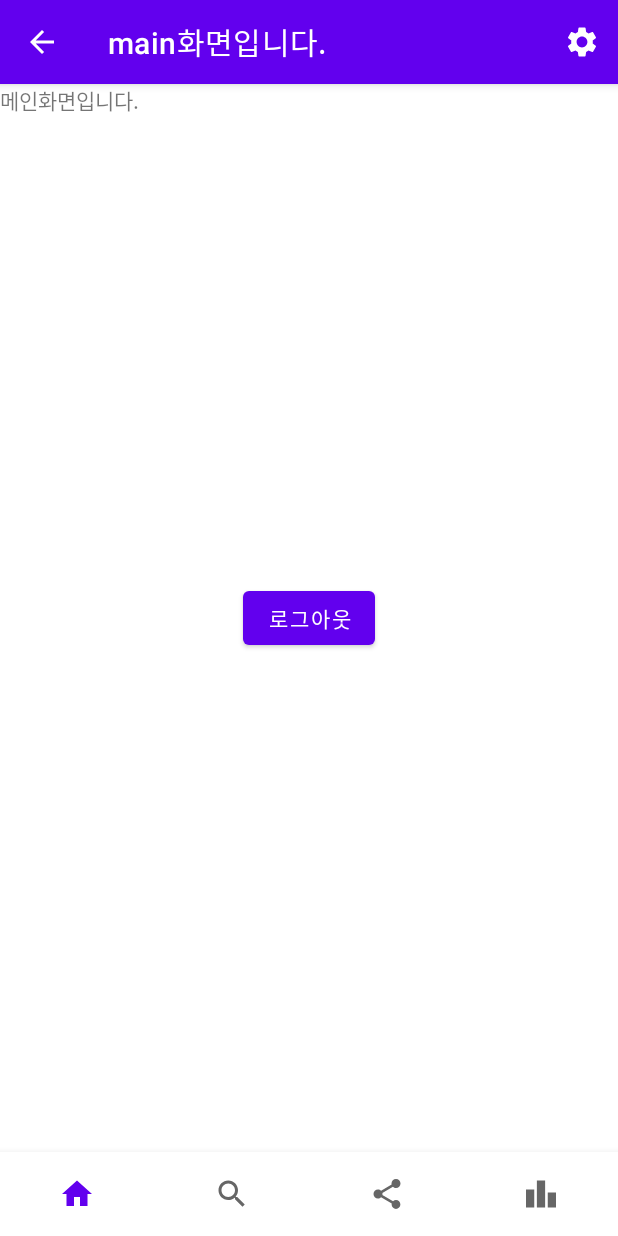
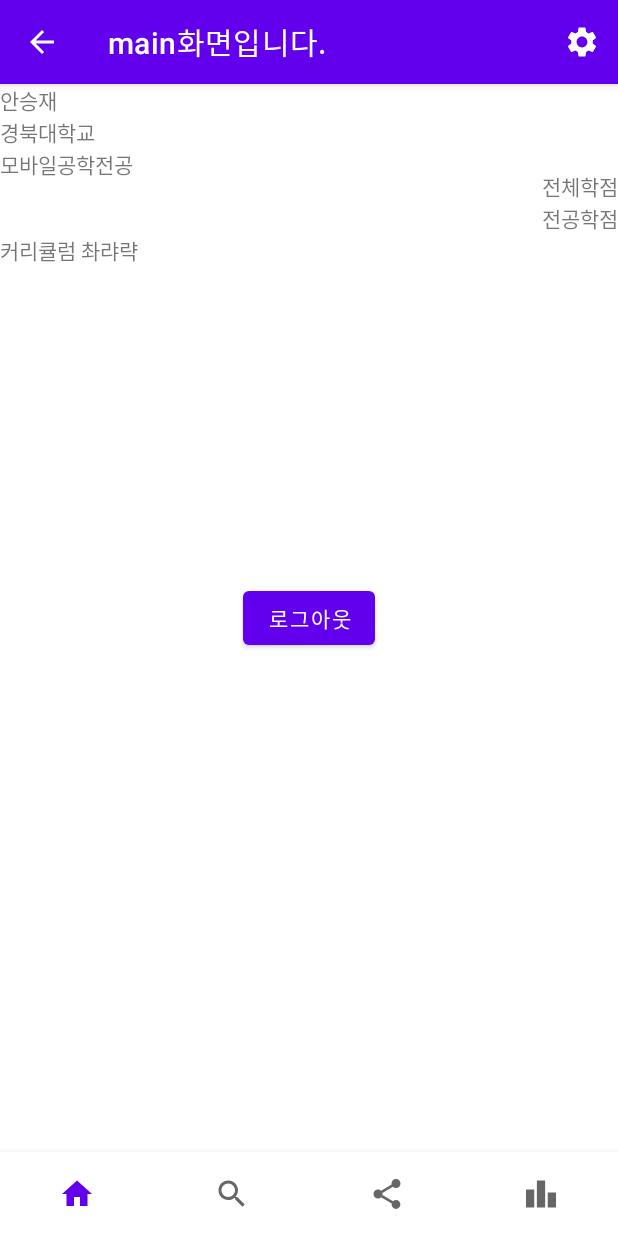
Before and after one commit to jangjs1216/KnuCurriculum, an Android app: the Fragment1 screen opened directly, with no data from a screen before it, on a phone screen of 412 x 824 dp. Run offline under Robolectric (Android 15) with nearby library versions, the phone set to English and light mode, and no system bars; our stand-ins replace Firebase (no records; nobody signed in at launch, a user with empty details on screens opened directly).

Commit message:
8월 7일 안승재 홈화면 기본 UI형태구성

```diff
--- a/app/src/main/res/layout/fragment_1.xml
+++ b/app/src/main/res/layout/fragment_1.xml
@@ -1,14 +1,71 @@
 <?xml version="1.0" encoding="utf-8"?>
-<FrameLayout xmlns:android="http://schemas.android.com/apk/res/android"
+<LinearLayout xmlns:android="http://schemas.android.com/apk/res/android"
     xmlns:tools="http://schemas.android.com/tools"
     android:layout_width="match_parent"
     android:layout_height="match_parent"
+    android:orientation="vertical"
     tools:context=".Fragment1">
 
     <!-- TODO: Update blank fragment layout -->
+    <LinearLayout
+        android:id="@+id/layout_userInfo"
+        android:layout_width="match_parent"
+        android:layout_height="100dp"
+        android:orientation="horizontal">
+
+        <LinearLayout
+            android:id="@+id/layout_userProfile"
+            android:layout_width="0dp"
+            android:layout_height="match_parent"
+            android:layout_weight="1"
+            android:orientation="vertical">
+
+            <TextView
+                android:id="@+id/tv_userName"
+                android:layout_width="match_parent"
+                android:layout_height="wrap_content"
+                android:text="안승재" />
+
+            <TextView
+                android:id="@+id/tv_userUniv"
+                android:layout_width="match_parent"
+                android:layout_height="wrap_content"
+                android:text="경북대학교" />
+
+            <TextView
+                android:id="@+id/tv_userMajor"
+                android:layout_width="match_parent"
+                android:layout_height="wrap_content"
+                android:text="모바일공학전공" />
+        </LinearLayout>
+
+        <LinearLayout
+            android:id="@+id/layout_UserPoint"
+            android:layout_width="0dp"
+            android:layout_height="match_parent"
+            android:layout_weight="1"
+            android:gravity="bottom|right"
+            android:orientation="vertical">
+
+            <TextView
+                android:id="@+id/tv_userTotalPoint"
+                android:layout_width="wrap_content"
+                android:layout_height="wrap_content"
+                android:text="전체학점" />
+
+            <TextView
+                android:id="@+id/tv_userMajorPoint"
+                android:layout_width="wrap_content"
+                android:layout_height="wrap_content"
+                android:text="전공학점" />
+        </LinearLayout>
+    </LinearLayout>
+
     <TextView
+        android:id="@+id/textView11"
         android:layout_width="match_parent"
-        android:layout_height="match_parent"
-        android:text="메인화면입니다." />
+        android:layout_height="wrap_content"
+        android:text="커리큘럼 촤랴략" />
 
-</FrameLayout>
+
+</LinearLayout>
```
